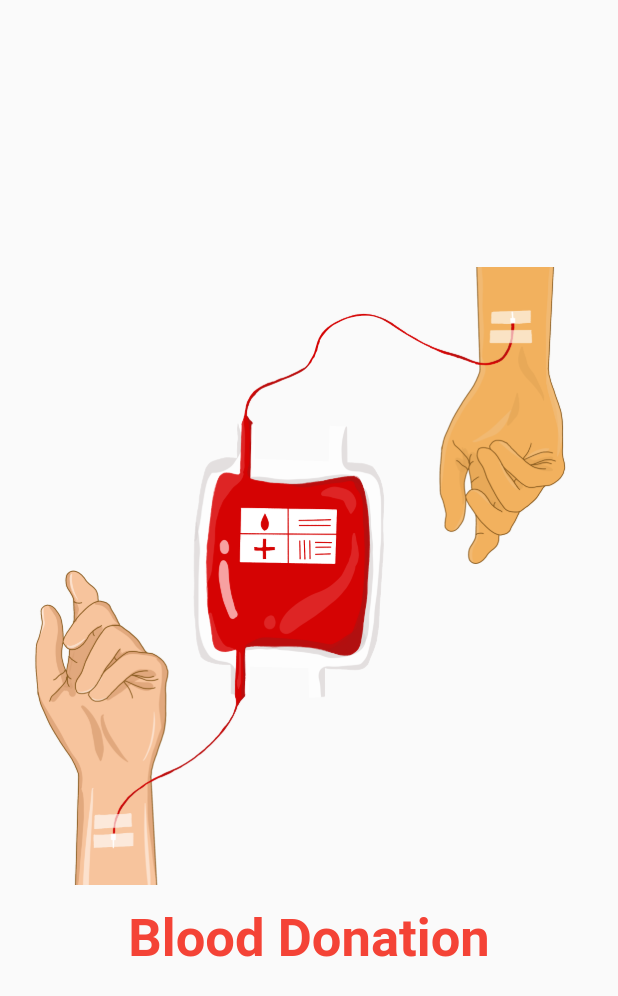
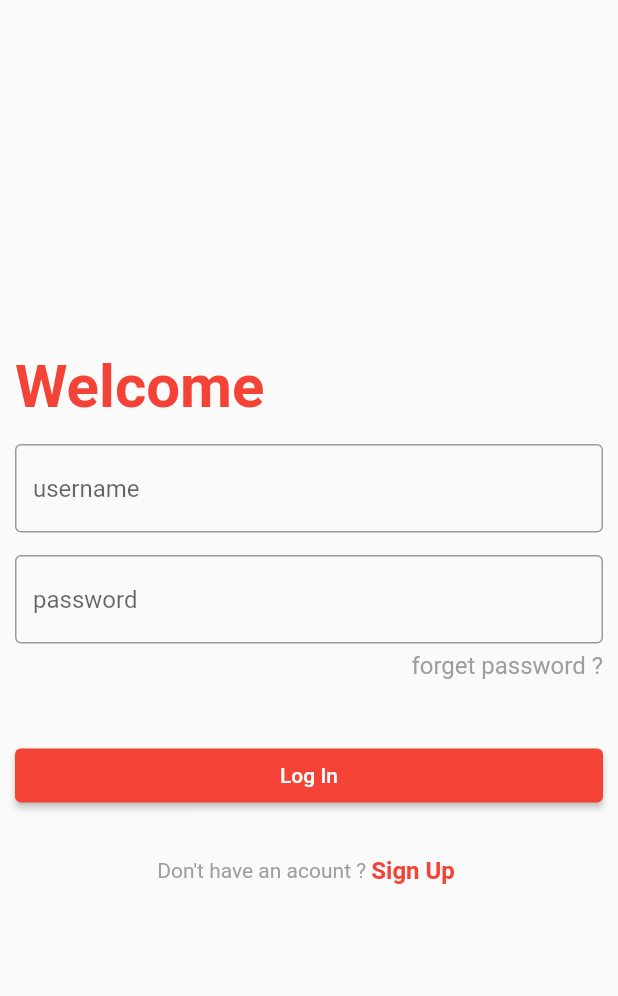
Before and after one commit to SoumitroKarmaker/Blood-Donation, a Flutter app: the screen it shows after launch, on a phone screen of 412 x 824 dp. Shown: the top 996 px of the screen. Run offline on Flutter 3.47's test engine with Material 2 defaults, Android fonts, the phone set to English and light mode, and no system bars; our stand-ins replace nb_utils.

Commit message:
authorization

```diff
--- /dev/null
+++ b/lib/const.dart
@@ -0,0 +1,4 @@
+import 'package:flutter/material.dart';
+
+const Color textColor = Colors.red;
+const Color seconderyTextColor = Colors.grey;
--- /dev/null
+++ b/lib/screens/authorization/sign_in.dart
@@ -0,0 +1,108 @@
+import 'package:blood_donation/const.dart';
+import 'package:blood_donation/screens/authorization/sign_up.dart';
+import 'package:flutter/material.dart';
+
+class SignIn extends StatefulWidget {
+  const SignIn({Key? key}) : super(key: key);
+
+  @override
+  State<SignIn> createState() => _SignInState();
+}
+
+class _SignInState extends State<SignIn> {
+  @override
+  Widget build(BuildContext context) {
+    return Scaffold(
+      body: SafeArea(
+        child: Padding(
+          padding: EdgeInsets.symmetric(horizontal: 10.0),
+          child: Column(
+            crossAxisAlignment: CrossAxisAlignment.start,
+            mainAxisAlignment: MainAxisAlignment.center,
+            children: [
+              Text(
+                'Welcome',
+                style: (TextStyle(
+                    fontSize: 40,
+                    color: textColor,
+                    fontWeight: FontWeight.bold)),
+              ),
+              SizedBox(
+                height: 15,
+              ),
+              TextField(
+                decoration: InputDecoration(
+                    hintText: 'username', border: OutlineInputBorder()),
+              ),
+              SizedBox(
+                height: 15,
+              ),
+              TextField(
+                decoration: InputDecoration(
+                  border: OutlineInputBorder(),
+                  hintText: 'password',
+                ),
+              ),
+              SizedBox(
+                height: 5,
+              ),
+              Row(
+                mainAxisAlignment: MainAxisAlignment.end,
+                children: [
+                  GestureDetector(
+                    onTap: () {
+                      print('forget password preshed');
+                    },
+                    child: Text(
+                      'forget password ?',
+                      style: TextStyle(color: seconderyTextColor, fontSize: 16),
+                    ),
+                  )
+                ],
+              ),
+              SizedBox(
+                height: 40,
+              ),
+              Row(
+                children: [
+                  Expanded(
+                    child: ElevatedButton(
+                      style:
+                          ElevatedButton.styleFrom(backgroundColor: Colors.red),
+                      onPressed: () {
+                        print('Login button pressed');
+                      },
+                      child: Text('Log In'),
+                    ),
+                  )
+                ],
+              ),
+              SizedBox(
+                height: 30,
+              ),
+              Row(
+                mainAxisAlignment: MainAxisAlignment.center,
+                children: [
+                  Text(
+                    "Don't have an acount ? ",
+                    style: TextStyle(color: Colors.grey),
+                  ),
+                  GestureDetector(
+                    onTap: () {
+                      Navigator.of(context).push(
+                          MaterialPageRoute(builder: (context) => SignUp()));
+                    },
+                    child: Text(
+                      "Sign Up ",
+                      style: TextStyle(color: Colors.red, fontWeight: FontWeight.bold, fontSize: 16),
+                    ),
+                  ),
+                ],
+              )
+            ],
+          ),
+        ),
+      ),
+    );
+  }
+}
--- a/pubspec.yaml
+++ b/pubspec.yaml
@@ -35,6 +35,8 @@ dependencies:
   # The following adds the Cupertino Icons font to your application.
   # Use with the CupertinoIcons class for iOS style icons.
   cupertino_icons: ^1.0.2
+  firebase_core: ^2.6.1
+  nb_utils: ^5.0.5
 
 dev_dependencies:
   flutter_test:
```
Also changed, not shown: lib/screens/authorization/sign_up.dart (added, +108 -0 lines), lib/screens/optionpage.dart (added, +17 -0 lines), lib/screens/splsh_screen.dart (+17 -1 lines), pubspec.lock, 1 other file.
